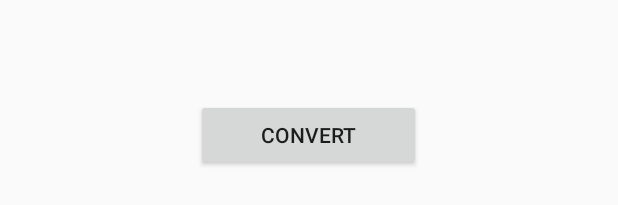
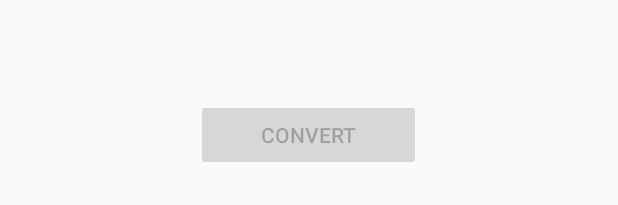
Before and after one commit to YDev-0/AppControl, an Android app: the layout fragment_convert.xml on its own in the app's theme, with its tools: preview values and no code run, on a phone screen of 412 x 824 dp. Shown: the part 601-806 px from the top of the screen. Run offline under Robolectric (Android 15) with nearby library versions, the phone set to English and light mode, and no system bars.

Commit message:
commit 1.4.4

```diff
--- a/app/src/main/res/layout/fragment_convert.xml
+++ b/app/src/main/res/layout/fragment_convert.xml
@@ -93,7 +93,8 @@
             android:layout_height="wrap_content"
             android:text="Convert"
             android:layout_gravity="center_horizontal"
-            android:layout_marginTop="50dp" />
+            android:layout_marginTop="50dp"
+            android:enabled="false" />
 
     </LinearLayout>
 
```
Also changed, not shown: app/src/main/java/com/control/appcontrol/ConvertFragment.java (+10 -4 lines).
